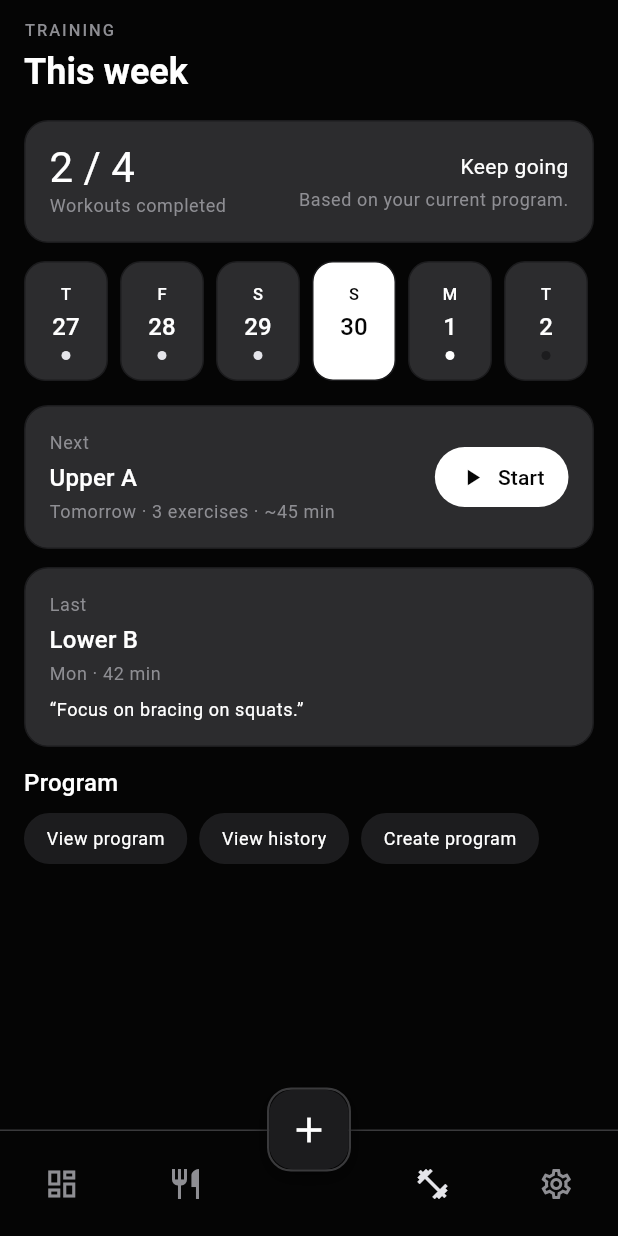
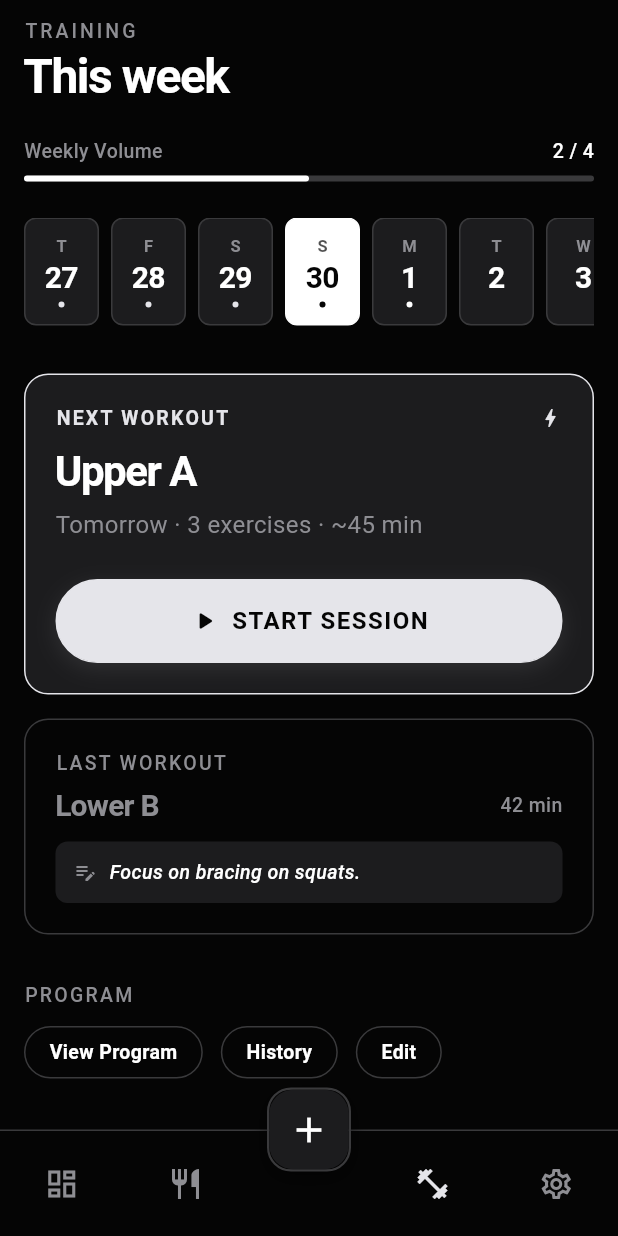
Before and after one commit to rmanaem/app, a Flutter app: the TrainingPage screen opened by its route, on a phone screen of 412 x 824 dp. Run offline on Flutter 3.47's test engine with Material 3 defaults, Android fonts, the phone set to English and light mode, and no system bars; our stand-ins replace equatable, firebase_analytics, firebase_core, go_router; missing offline and left inert: purchases_flutter; accounts and stored records are empty.

Commit message:
feat(training): redesign training screen

```diff
--- a/lib/src/features/training/presentation/pages/training_page.dart
+++ b/lib/src/features/training/presentation/pages/training_page.dart
@@ -1,12 +1,15 @@
 import 'package:flutter/material.dart';
 import 'package:provider/provider.dart';
 import 'package:starter_app/src/app/design_system/app_colors.dart';
+import 'package:starter_app/src/app/design_system/app_typography.dart';
 import 'package:starter_app/src/features/training/domain/entities/training_day_overview.dart';
 import 'package:starter_app/src/features/training/domain/entities/workout_summary.dart';
 import 'package:starter_app/src/features/training/presentation/viewmodels/training_overview_view_model.dart';
 import 'package:starter_app/src/features/training/presentation/viewstate/training_overview_view_state.dart';
+import 'package:starter_app/src/presentation/atoms/app_button.dart';
 
-/// Training tab showing the weekly overview.
+/// The main page for the Training feature, displaying a weekly overview,
+/// next workout, and recent activity.
 class TrainingPage extends StatelessWidget {
   /// Creates the Training page.
   const TrainingPage({super.key});
@@ -19,10 +22,12 @@ class TrainingPage extends StatelessWidget {
 
     Widget child;
     if (state.isLoading) {
-      child = const Center(child: CircularProgressIndicator());
+      child = Center(
+        child: CircularProgressIndicator(color: colors.ink),
+      );
     } else if (state.hasError) {
       child = _TrainingError(
-        message: state.errorMessage ?? 'Something went wrong.',
+        message: state.errorMessage ?? 'Unable to load training data.',
       );
     } else {
       child = _TrainingContent(
@@ -74,31 +79,31 @@ class _TrainingContent extends StatelessWidget {
         crossAxisAlignment: CrossAxisAlignment.stretch,
         children: [
           const _TrainingHeader(weekLabel: 'This week'),
-          const SizedBox(height: 16),
-          _WeeklySummaryCard(
+          const SizedBox(height: 24),
+          _WeeklyProgress(
             completed: state.completedWorkouts,
             planned: state.plannedWorkouts,
           ),
-          const SizedBox(height: 12),
-          _TrainingWeekStrip(
+          const SizedBox(height: 24),
+          _WeekDaySelector(
             days: state.weekDays,
             selectedDate: state.selectedDate,
             onSelect: onSelectDate,
           ),
-          const SizedBox(height: 16),
+          const SizedBox(height: 32),
           if (state.nextWorkout != null)
             _NextWorkoutCard(
               workout: state.nextWorkout!,
               onStartPressed: onStartNextWorkout,
             ),
-          if (state.nextWorkout != null) const SizedBox(height: 12),
+          if (state.nextWorkout != null) const SizedBox(height: 16),
           if (state.lastWorkout != null)
             _LastWorkoutCard(
               workout: state.lastWorkout!,
               onTap: onOpenLastWorkout,
             ),
-          const SizedBox(height: 12),
-          _TrainingActionsRow(
+          const SizedBox(height: 32),
+          _TrainingActions(
             hasProgram: state.hasProgram,
             onViewProgram: onViewProgram,
             onCreateProgram: onCreateProgram,
@@ -119,24 +124,23 @@ class _TrainingHeader extends StatelessWidget {
   @override
   Widget build(BuildContext context) {
     final colors = Theme.of(context).extension<AppColors>()!;
-    final textTheme = Theme.of(context).textTheme;
+    final typography = Theme.of(context).extension<AppTypography>()!;
 
     return Column(
       crossAxisAlignment: CrossAxisAlignment.start,
       children: [
         Text(
           'TRAINING',
-          style: textTheme.labelSmall?.copyWith(
+          style: typography.caption.copyWith(
             color: colors.inkSubtle,
-            letterSpacing: 1.3,
+            letterSpacing: 2,
           ),
         ),
         const SizedBox(height: 4),
         Text(
           weekLabel,
-          style: textTheme.headlineSmall?.copyWith(
+          style: typography.display.copyWith(
             color: colors.ink,
-            fontWeight: FontWeight.bold,
           ),
         ),
       ],
@@ -144,8 +148,52 @@ class _TrainingHeader extends StatelessWidget {
   }
 }
 
-class _TrainingWeekStrip extends StatelessWidget {
-  const _TrainingWeekStrip({
+class _WeeklyProgress extends StatelessWidget {
+  const _WeeklyProgress({
+    required this.completed,
+    required this.planned,
+  });
+
+  final int completed;
+  final int planned;
+
+  @override
+  Widget build(BuildContext context) {
+    final colors = Theme.of(context).extension<AppColors>()!;
+    final typography = Theme.of(context).extension<AppTypography>()!;
+
+    final progress = planned > 0 ? (completed / planned).clamp(0.0, 1.0) : 0.0;
+
+    return Column(
+      children: [
+        Row(
+          mainAxisAlignment: MainAxisAlignment.spaceBetween,
+          children: [
+            Text(
+              'Weekly Volume',
+              style: typography.caption.copyWith(color: colors.inkSubtle),
+            ),
+            Text(
+              '$completed / $planned',
+              style: typography.caption.copyWith(color: colors.ink),
+            ),
+          ],
+        ),
+        const SizedBox(height: 8),
+        LinearProgressIndicator(
+          value: progress,
+          backgroundColor: colors.borderIdle,
+          color: colors.ink,
+          minHeight: 4,
+          borderRadius: BorderRadius.circular(2),
+        ),
+      ],
+    );
+  }
+}
+
+class _WeekDaySelector extends StatelessWidget {
+  const _WeekDaySelector({
     required this.days,
     required this.selectedDate,
     required this.onSelect,
@@ -158,13 +206,12 @@ class _TrainingWeekStrip extends StatelessWidget {
   @override
   Widget build(BuildContext context) {
     final colors = Theme.of(context).extension<AppColors>()!;
-    final textTheme = Theme.of(context).textTheme;
-    if (days.isEmpty) {
-      return const SizedBox.shrink();
-    }
+    final typography = Theme.of(context).extension<AppTypography>()!;
+
+    if (days.isEmpty) return const SizedBox.shrink();
 
     return SizedBox(
-      height: 80,
+      height: 72,
       child: ListView.separated(
         scrollDirection: Axis.horizontal,
         itemCount: days.length,
@@ -172,43 +219,54 @@ class _TrainingWeekStrip extends StatelessWidget {
         itemBuilder: (context, index) {
           final day = days[index];
           final isSelected = _isSameDay(day.date, selectedDate);
-          final chipColor = isSelected ? colors.ink : colors.surface2;
+
+          final backgroundColor = isSelected ? colors.ink : colors.surface;
+          final borderColor = isSelected ? colors.ink : colors.borderIdle;
           final textColor = isSelected ? colors.bg : colors.ink;
+          final subtitleColor = isSelected
+              ? colors.bg.withValues(alpha: 0.7)
+              : colors.inkSubtle;
+
           final statusColor = switch (day.status) {
-            TrainingDayStatus.completed => colors.accent,
-            TrainingDayStatus.planned => colors.ink,
-            TrainingDayStatus.rest => colors.ringTrack,
+            TrainingDayStatus.completed =>
+              isSelected ? colors.bg : colors.accent,
+            TrainingDayStatus.planned => isSelected ? colors.bg : colors.ink,
+            TrainingDayStatus.rest => Colors.transparent,
           };
 
           return GestureDetector(
             onTap: () => onSelect(day.date),
-            child: Container(
-              width: 56,
+            child: AnimatedContainer(
+              duration: const Duration(milliseconds: 150),
+              width: 50,
               decoration: BoxDecoration(
-                color: chipColor,
-                borderRadius: const BorderRadius.all(Radius.circular(14)),
-                border: Border.all(color: colors.ringTrack),
+                color: backgroundColor,
+                borderRadius: const BorderRadius.all(Radius.circular(8)),
+                border: Border.all(color: borderColor),
               ),
-              padding: const EdgeInsets.symmetric(vertical: 8),
               child: Column(
                 mainAxisAlignment: MainAxisAlignment.center,
                 children: [
                   Text(
                     _weekdayLetter(day.date),
-                    style: textTheme.labelSmall?.copyWith(
-                      color: textColor,
-                      letterSpacing: 1.1,
+                    style: typography.caption.copyWith(
+                      color: subtitleColor,
+                      fontSize: 11,
+                      fontWeight: FontWeight.w600,
                     ),
                   ),
-                  const SizedBox(height: 2),
+                  const SizedBox(height: 4),
                   Text(
                     day.date.day.toString(),
-                    style: textTheme.titleMedium?.copyWith(color: textColor),
+                    style: typography.title.copyWith(
+                      color: textColor,
+                      height: 1,
                     ),
-                  const SizedBox(height: 4),
+                  ),
+                  const SizedBox(height: 6),
                   Container(
-                    width: 6,
-                    height: 6,
+                    width: 4,
+                    height: 4,
                     decoration: BoxDecoration(
                       color: statusColor,
                       shape: BoxShape.circle,
@@ -245,48 +303,53 @@ class _NextWorkoutCard extends StatelessWidget {
   @override
   Widget build(BuildContext context) {
     final colors = Theme.of(context).extension<AppColors>()!;
-    final textTheme = Theme.of(context).textTheme;
+    final typography = Theme.of(context).extension<AppTypography>()!;
 
     return Container(
       decoration: BoxDecoration(
-        color: colors.surface2,
+        color: colors.surface,
         borderRadius: const BorderRadius.all(Radius.circular(16)),
-        border: Border.all(color: colors.ringTrack),
+        border: Border.all(color: colors.borderActive),
       ),
-      padding: const EdgeInsets.all(16),
-      child: Row(
-        children: [
-          Expanded(
+      padding: const EdgeInsets.all(20),
       child: Column(
         crossAxisAlignment: CrossAxisAlignment.start,
         children: [
+          Row(
+            mainAxisAlignment: MainAxisAlignment.spaceBetween,
+            children: [
               Text(
-                  'Next',
-                  style: textTheme.bodySmall?.copyWith(color: colors.inkSubtle),
+                'NEXT WORKOUT',
+                style: typography.caption.copyWith(
+                  color: colors.accent,
+                  letterSpacing: 1.5,
+                  fontWeight: FontWeight.w700,
                 ),
-                const SizedBox(height: 4),
+              ),
+              Icon(Icons.bolt, color: colors.accent, size: 16),
+            ],
+          ),
+          const SizedBox(height: 12),
           Text(
             workout.name,
-                  style: textTheme.titleMedium?.copyWith(color: colors.ink),
+            style: typography.display.copyWith(
+              fontSize: 28,
             ),
-                const SizedBox(height: 2),
+          ),
+          const SizedBox(height: 8),
           Text(
             '${workout.dayLabel} · ${workout.meta}',
-                  style: textTheme.bodySmall?.copyWith(color: colors.inkSubtle),
+            style: typography.body.copyWith(color: colors.inkSubtle),
           ),
-              ],
+          const SizedBox(height: 24),
+          SizedBox(
+            width: double.infinity,
+            child: AppButton(
+              label: 'START SESSION',
+              onTap: onStartPressed,
+              isPrimary: true,
+              icon: Icons.play_arrow_rounded,
             ),
-          ),
-          TextButton.icon(
-            onPressed: onStartPressed,
-            style: TextButton.styleFrom(
-              foregroundColor: colors.bg,
-              backgroundColor: colors.ink,
-              padding: const EdgeInsets.symmetric(horizontal: 16, vertical: 8),
-              shape: const StadiumBorder(),
-            ),
-            icon: const Icon(Icons.play_arrow),
-            label: const Text('Start'),
           ),
         ],
       ),
@@ -306,7 +369,7 @@ class _LastWorkoutCard extends StatelessWidget {
   @override
   Widget build(BuildContext context) {
     final colors = Theme.of(context).extension<AppColors>()!;
-    final textTheme = Theme.of(context).textTheme;
+    final typography = Theme.of(context).extension<AppTypography>()!;
 
     return Material(
       color: Colors.transparent,
@@ -315,33 +378,60 @@ class _LastWorkoutCard extends StatelessWidget {
         onTap: onTap,
         child: Container(
           decoration: BoxDecoration(
-            color: colors.surface2,
+            color: Colors.transparent,
             borderRadius: const BorderRadius.all(Radius.circular(16)),
-            border: Border.all(color: colors.ringTrack),
+            border: Border.all(color: colors.borderIdle),
           ),
-          padding: const EdgeInsets.all(16),
+          padding: const EdgeInsets.all(20),
           child: Column(
             crossAxisAlignment: CrossAxisAlignment.start,
             children: [
               Text(
-                'Last',
-                style: textTheme.bodySmall?.copyWith(color: colors.inkSubtle),
+                'LAST WORKOUT',
+                style: typography.caption.copyWith(
+                  color: colors.inkSubtle,
+                  letterSpacing: 1.5,
                 ),
-              const SizedBox(height: 4),
+              ),
+              const SizedBox(height: 8),
+              Row(
+                mainAxisAlignment: MainAxisAlignment.spaceBetween,
+                children: [
                   Text(
                     workout.name,
-                style: textTheme.titleMedium?.copyWith(color: colors.ink),
+                    style: typography.title.copyWith(color: colors.inkSubtle),
                   ),
-              const SizedBox(height: 2),
                   Text(
-                '${workout.dayLabel} · ${workout.timeLabel}',
-                style: textTheme.bodySmall?.copyWith(color: colors.inkSubtle),
+                    workout.timeLabel,
+                    style: typography.caption.copyWith(color: colors.inkSubtle),
+                  ),
+                ],
               ),
               if (workout.notePreview != null) ...[
-                const SizedBox(height: 8),
-                Text(
-                  '“${workout.notePreview!}”',
-                  style: textTheme.bodySmall?.copyWith(color: colors.ink),
+                const SizedBox(height: 12),
+                Container(
+                  padding: const EdgeInsets.all(12),
+                  decoration: BoxDecoration(
+                    color: colors.surface,
+                    borderRadius: BorderRadius.circular(8),
+                  ),
+                  child: Row(
+                    children: [
+                      Icon(Icons.edit_note, size: 16, color: colors.inkSubtle),
+                      const SizedBox(width: 8),
+                      Expanded(
+                        child: Text(
+                          workout.notePreview!,
+                          style: typography.caption.copyWith(
+                            color: colors.ink,
+                            fontStyle: FontStyle.italic,
+                          ),
+                          maxLines: 1,
+                          overflow: TextOverflow.ellipsis,
+                        ),
+                      ),
+                    ],
+                  ),
                 ),
               ],
             ],
@@ -352,8 +442,8 @@ class _LastWorkoutCard extends StatelessWidget {
   }
 }
 
-class _TrainingActionsRow extends StatelessWidget {
-  const _TrainingActionsRow({
+class _TrainingActions extends StatelessWidget {
+  const _TrainingActions({
     required this.hasProgram,
     required this.onViewProgram,
     required this.onCreateProgram,
@@ -368,35 +458,35 @@ class _TrainingActionsRow extends StatelessWidget {
   @override
   Widget build(BuildContext context) {
     final colors = Theme.of(context).extension<AppColors>()!;
-    final textTheme = Theme.of(context).textTheme;
+    final typography = Theme.of(context).extension<AppTypography>()!;
 
     return Column(
       crossAxisAlignment: CrossAxisAlignment.start,
       children: [
         Text(
-          'Program',
-          style: textTheme.titleMedium?.copyWith(color: colors.ink),
+          'PROGRAM',
+          style: typography.caption.copyWith(
+            color: colors.inkSubtle,
+            letterSpacing: 1.5,
           ),
-        const SizedBox(height: 8),
+        ),
+        const SizedBox(height: 12),
         Wrap(
-          spacing: 8,
-          runSpacing: 8,
+          spacing: 12,
+          runSpacing: 12,
           children: [
-            _ActionChip(
-              label: 'View program',
+            _OutlinedActionButton(
+              label: 'View Program',
               onTap: onViewProgram,
-              colors: colors,
             ),
             if (hasProgram)
-              _ActionChip(
-                label: 'View history',
+              _OutlinedActionButton(
+                label: 'History',
                 onTap: onViewHistory,
-                colors: colors,
               ),
-            _ActionChip(
-              label: 'Create program',
+            _OutlinedActionButton(
+              label: 'Edit',
               onTap: onCreateProgram,
-              colors: colors,
             ),
           ],
         ),
@@ -405,35 +495,37 @@ class _TrainingActionsRow extends StatelessWidget {
   }
 }
 
-class _ActionChip extends StatelessWidget {
-  const _ActionChip({
+class _OutlinedActionButton extends StatelessWidget {
+  const _OutlinedActionButton({
     required this.label,
     required this.onTap,
-    required this.colors,
   });
 
   final String label;
   final VoidCallback onTap;
-  final AppColors colors;
 
   @override
   Widget build(BuildContext context) {
-    final textTheme = Theme.of(context).textTheme;
+    final colors = Theme.of(context).extension<AppColors>()!;
+    final typography = Theme.of(context).extension<AppTypography>()!;
+
     return Material(
       color: Colors.transparent,
       child: InkWell(
         onTap: onTap,
-        borderRadius: const BorderRadius.all(Radius.circular(999)),
+        borderRadius: BorderRadius.circular(20),
         child: Container(
-          padding: const EdgeInsets.symmetric(horizontal: 14, vertical: 8),
+          padding: const EdgeInsets.symmetric(horizontal: 16, vertical: 8),
           decoration: BoxDecoration(
-            color: colors.surface,
-            border: Border.all(color: colors.ringTrack),
-            borderRadius: const BorderRadius.all(Radius.circular(999)),
+            border: Border.all(color: colors.borderIdle),
+            borderRadius: BorderRadius.circular(20),
           ),
           child: Text(
             label,
-            style: textTheme.bodySmall?.copyWith(color: colors.ink),
+            style: typography.caption.copyWith(
+              color: colors.ink,
+              fontWeight: FontWeight.w600,
+            ),
           ),
         ),
       ),
@@ -449,78 +541,13 @@ class _TrainingError extends StatelessWidget {
   @override
   Widget build(BuildContext context) {
     final colors = Theme.of(context).extension<AppColors>()!;
-    final textTheme = Theme.of(context).textTheme;
+    final typography = Theme.of(context).extension<AppTypography>()!;
     return Center(
       child: Text(
         message,
-        style: textTheme.bodyMedium?.copyWith(color: colors.ink),
+        style: typography.body.copyWith(color: colors.ink),
         textAlign: TextAlign.center,
       ),
     );
   }
 }
-
-class _WeeklySummaryCard extends StatelessWidget {
-  const _WeeklySummaryCard({
-    required this.completed,
-    required this.planned,
-  });
-
-  final int completed;
-  final int planned;
-
-  @override
-  Widget build(BuildContext context) {
-    final colors = Theme.of(context).extension<AppColors>()!;
-    final textTheme = Theme.of(context).textTheme;
-    final onTrack = completed >= planned && planned > 0;
-
-    return Container(
-      decoration: BoxDecoration(
-        color: colors.surface2,
-        borderRadius: const BorderRadius.all(Radius.circular(16)),
-        border: Border.all(color: colors.ringTrack),
-      ),
-      padding: const EdgeInsets.all(16),
-      child: Row(
-        children: [
-          Expanded(
-            child: Column(
-              crossAxisAlignment: CrossAxisAlignment.start,
-              children: [
-                Text(
-                  '$completed / $planned',
-                  style: textTheme.headlineMedium?.copyWith(
-                    color: colors.ink,
-                    height: 1,
-                  ),
-                ),
-                const SizedBox(height: 4),
-                Text(
-                  'Workouts completed',
-                  style: textTheme.bodySmall?.copyWith(
-                    color: colors.inkSubtle,
-                  ),
-                ),
-              ],
-            ),
-          ),
-          Column(
-            crossAxisAlignment: CrossAxisAlignment.end,
-            children: [
-              Text(
-                onTrack ? 'On track' : 'Keep going',
-                style: textTheme.bodyMedium?.copyWith(color: colors.ink),
-              ),
-              const SizedBox(height: 4),
-              Text(
-                'Based on your current program.',
-                style: textTheme.bodySmall?.copyWith(color: colors.inkSubtle),
-              ),
-            ],
-          ),
-        ],
-      ),
-    );
-  }
-}
```
Lines whose indentation alone changed are shown as unchanged.
